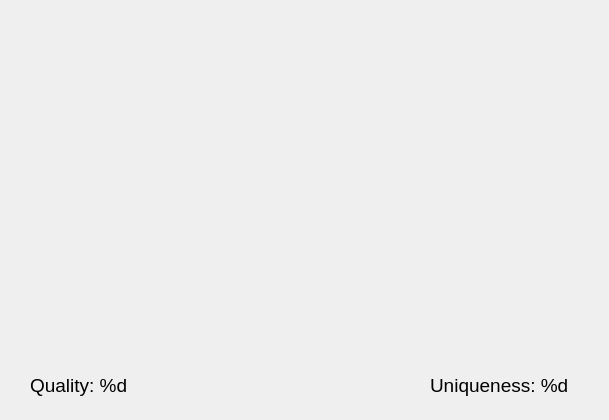
Above: display/setdisplay.ui from phecy/ImageSorter before the change. Below: the same form after it.
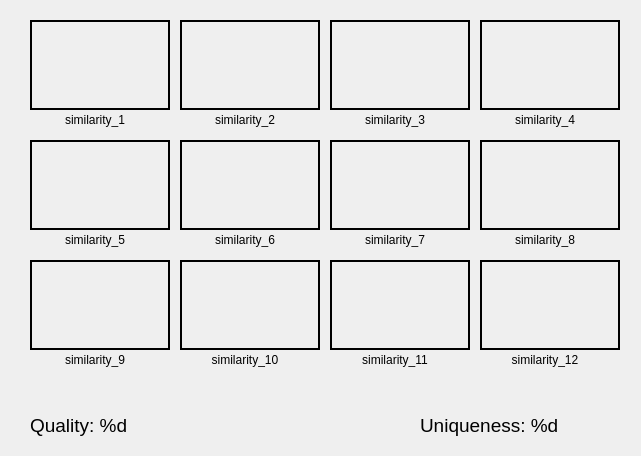
That is the form after the change.

Commit message: Updated UI, looks like uniqueness does nothing

What changed in the file:
```diff
--- a/display/setdisplay.ui
+++ b/display/setdisplay.ui
@@ -6,40 +6,49 @@
    <rect>
     <x>0</x>
     <y>0</y>
-    <width>609</width>
-    <height>420</height>
+    <width>641</width>
+    <height>456</height>
    </rect>
   </property>
   <property name="windowTitle">
    <string>Form</string>
   </property>
+  <property name="styleSheet">
+   <string notr="true"/>
+  </property>
   <widget class="QWidget" name="widget_11" native="true">
    <property name="geometry">
     <rect>
-     <x>310</x>
-     <y>240</y>
-     <width>130</width>
-     <height>100</height>
+     <x>330</x>
+     <y>260</y>
+     <width>140</width>
+     <height>90</height>
     </rect>
    </property>
+   <property name="styleSheet">
+    <string notr="true">border: 2px solid black;</string>
+   </property>
   </widget>
   <widget class="QWidget" name="widget_10" native="true">
    <property name="geometry">
     <rect>
-     <x>170</x>
-     <y>240</y>
-     <width>130</width>
-     <height>100</height>
+     <x>180</x>
+     <y>260</y>
+     <width>140</width>
+     <height>90</height>
     </rect>
    </property>
+   <property name="styleSheet">
+    <string notr="true">border: 2px solid black;</string>
+   </property>
   </widget>
   <widget class="QWidget" name="widget_1" native="true">
    <property name="geometry">
     <rect>
      <x>30</x>
      <y>20</y>
-     <width>130</width>
-     <height>100</height>
+     <width>140</width>
+     <height>90</height>
     </rect>
    </property>
    <property name="maximumSize">
@@ -48,102 +57,132 @@
      <height>300</height>
     </size>
    </property>
+   <property name="styleSheet">
+    <string notr="true">border: 2px solid black;</string>
+   </property>
   </widget>
   <widget class="QWidget" name="widget_6" native="true">
    <property name="geometry">
     <rect>
-     <x>170</x>
-     <y>130</y>
-     <width>130</width>
-     <height>100</height>
+     <x>180</x>
+     <y>140</y>
+     <width>140</width>
+     <height>90</height>
     </rect>
    </property>
+   <property name="styleSheet">
+    <string notr="true">border: 2px solid black;</string>
+   </property>
   </widget>
   <widget class="QWidget" name="widget_9" native="true">
    <property name="geometry">
     <rect>
      <x>30</x>
-     <y>240</y>
-     <width>130</width>
-     <height>100</height>
+     <y>260</y>
+     <width>140</width>
+     <height>90</height>
     </rect>
    </property>
+   <property name="styleSheet">
+    <string notr="true">border: 2px solid black;</string>
+   </property>
   </widget>
   <widget class="QWidget" name="widget_3" native="true">
    <property name="geometry">
     <rect>
-     <x>310</x>
+     <x>330</x>
      <y>20</y>
-     <width>130</width>
-     <height>100</height>
+     <width>140</width>
+     <height>90</height>
     </rect>
    </property>
+   <property name="styleSheet">
+    <string notr="true">border: 2px solid black;</string>
+   </property>
   </widget>
   <widget class="QWidget" name="widget_12" native="true">
    <property name="geometry">
     <rect>
-     <x>450</x>
-     <y>240</y>
-     <width>130</width>
-     <height>100</height>
+     <x>480</x>
+     <y>260</y>
+     <width>140</width>
+     <height>90</height>
     </rect>
    </property>
+   <property name="styleSheet">
+    <string notr="true">border: 2px solid black;</string>
+   </property>
   </widget>
   <widget class="QWidget" name="widget_7" native="true">
    <property name="geometry">
     <rect>
-     <x>310</x>
-     <y>130</y>
-     <width>130</width>
-     <height>100</height>
+     <x>330</x>
+     <y>140</y>
+     <width>140</width>
+     <height>90</height>
     </rect>
    </property>
+   <property name="styleSheet">
+    <string notr="true">border: 2px solid black;</string>
+   </property>
   </widget>
   <widget class="QWidget" name="widget_4" native="true">
    <property name="geometry">
     <rect>
-     <x>450</x>
+     <x>480</x>
      <y>20</y>
-     <width>130</width>
-     <height>100</height>
+     <width>140</width>
+     <height>90</height>
     </rect>
    </property>
+   <property name="styleSheet">
+    <string notr="true">border: 2px solid black;</string>
+   </property>
   </widget>
   <widget class="QWidget" name="widget_8" native="true">
    <property name="geometry">
     <rect>
-     <x>450</x>
-     <y>130</y>
-     <width>130</width>
-     <height>100</height>
+     <x>480</x>
+     <y>140</y>
+     <width>140</width>
+     <height>90</height>
     </rect>
    </property>
+   <property name="styleSheet">
+    <string notr="true">border: 2px solid black;</string>
+   </property>
   </widget>
   <widget class="QWidget" name="widget_2" native="true">
    <property name="geometry">
     <rect>
-     <x>170</x>
+     <x>180</x>
      <y>20</y>
-     <width>130</width>
-     <height>100</height>
+     <width>140</width>
+     <height>90</height>
     </rect>
    </property>
+   <property name="styleSheet">
+    <string notr="true">border: 2px solid black;</string>
+   </property>
   </widget>
   <widget class="QWidget" name="widget_5" native="true">
    <property name="geometry">
     <rect>
      <x>30</x>
-     <y>130</y>
-     <width>130</width>
-     <height>100</height>
+     <y>140</y>
+     <width>140</width>
+     <height>90</height>
     </rect>
    </property>
+   <property name="styleSheet">
+    <string notr="true">border: 2px solid black;</string>
+   </property>
   </widget>
   <widget class="QLabel" name="qualityLabel">
    <property name="geometry">
     <rect>
      <x>30</x>
-     <y>370</y>
+     <y>410</y>
      <width>151</width>
      <height>31</height>
     </rect>
@@ -160,9 +199,9 @@
   <widget class="QLabel" name="uniquenessLabel">
    <property name="geometry">
     <rect>
-     <x>430</x>
-     <y>370</y>
-     <width>151</width>
+     <x>420</x>
+     <y>410</y>
+     <width>191</width>
      <height>31</height>
     </rect>
    </property>
@@ -175,6 +214,198 @@
     <string>Uniqueness: %d</string>
    </property>
   </widget>
+  <widget class="QLabel" name="similarity_1">
+   <property name="geometry">
+    <rect>
+     <x>30</x>
+     <y>110</y>
+     <width>130</width>
+     <height>20</height>
+    </rect>
+   </property>
+   <property name="text">
+    <string>similarity_1</string>
+   </property>
+   <property name="alignment">
+    <set>Qt::AlignCenter</set>
+   </property>
+  </widget>
+  <widget class="QLabel" name="similarity_2">
+   <property name="geometry">
+    <rect>
+     <x>180</x>
+     <y>110</y>
+     <width>130</width>
+     <height>20</height>
+    </rect>
+   </property>
+   <property name="text">
+    <string>similarity_2</string>
+   </property>
+   <property name="alignment">
+    <set>Qt::AlignCenter</set>
+   </property>
+  </widget>
+  <widget class="QLabel" name="similarity_3">
+   <property name="geometry">
+    <rect>
+     <x>330</x>
+     <y>110</y>
+     <width>130</width>
+     <height>20</height>
+    </rect>
+   </property>
+   <property name="text">
+    <string>similarity_3</string>
+   </property>
+   <property name="alignment">
+    <set>Qt::AlignCenter</set>
+   </property>
+  </widget>
+  <widget class="QLabel" name="similarity_4">
+   <property name="geometry">
+    <rect>
+     <x>480</x>
+     <y>110</y>
+     <width>130</width>
+     <height>20</height>
+    </rect>
+   </property>
+   <property name="text">
+    <string>similarity_4</string>
+   </property>
+   <property name="alignment">
+    <set>Qt::AlignCenter</set>
+   </property>
+  </widget>
+  <widget class="QLabel" name="similarity_5">
+   <property name="geometry">
+    <rect>
+     <x>30</x>
+     <y>230</y>
+     <width>130</width>
+     <height>20</height>
+    </rect>
+   </property>
+   <property name="text">
+    <string>similarity_5</string>
+   </property>
+   <property name="alignment">
+    <set>Qt::AlignCenter</set>
+   </property>
+  </widget>
+  <widget class="QLabel" name="similarity_7">
+   <property name="geometry">
+    <rect>
+     <x>330</x>
+     <y>230</y>
+     <width>130</width>
+     <height>20</height>
+    </rect>
+   </property>
+   <property name="text">
+    <string>similarity_7</string>
+   </property>
+   <property name="alignment">
+    <set>Qt::AlignCenter</set>
+   </property>
+  </widget>
+  <widget class="QLabel" name="similarity_6">
+   <property name="geometry">
+    <rect>
+     <x>180</x>
+     <y>230</y>
+     <width>130</width>
+     <height>20</height>
+    </rect>
+   </property>
+   <property name="text">
+    <string>similarity_6</string>
+   </property>
+   <property name="alignment">
+    <set>Qt::AlignCenter</set>
+   </property>
+  </widget>
+  <widget class="QLabel" name="similarity_8">
+   <property name="geometry">
+    <rect>
+     <x>480</x>
+     <y>230</y>
+     <width>130</width>
+     <height>20</height>
+    </rect>
+   </property>
+   <property name="text">
+    <string>similarity_8</string>
+   </property>
+   <property name="alignment">
+    <set>Qt::AlignCenter</set>
+   </property>
+  </widget>
+  <widget class="QLabel" name="similarity_9">
+   <property name="geometry">
+    <rect>
+     <x>30</x>
+     <y>350</y>
+     <width>130</width>
+     <height>20</height>
+    </rect>
+   </property>
+   <property name="text">
+    <string>similarity_9</string>
+   </property>
+   <property name="alignment">
+    <set>Qt::AlignCenter</set>
+   </property>
+  </widget>
+  <widget class="QLabel" name="similarity_12">
+   <property name="geometry">
+    <rect>
+     <x>480</x>
+     <y>350</y>
+     <width>130</width>
+     <height>20</height>
+    </rect>
+   </property>
+   <property name="text">
+    <string>similarity_12</string>
+   </property>
+   <property name="alignment">
+    <set>Qt::AlignCenter</set>
+   </property>
+  </widget>
+  <widget class="QLabel" name="similarity_11">
+   <property name="geometry">
+    <rect>
+     <x>330</x>
+     <y>350</y>
+     <width>130</width>
+     <height>20</height>
+    </rect>
+   </property>
+   <property name="text">
+    <string>similarity_11</string>
+   </property>
+   <property name="alignment">
+    <set>Qt::AlignCenter</set>
+   </property>
+  </widget>
+  <widget class="QLabel" name="similarity_10">
+   <property name="geometry">
+    <rect>
+     <x>180</x>
+     <y>350</y>
+     <width>130</width>
+     <height>20</height>
+    </rect>
+   </property>
+   <property name="text">
+    <string>similarity_10</string>
+   </property>
+   <property name="alignment">
+    <set>Qt::AlignCenter</set>
+   </property>
+  </widget>
  </widget>
  <resources/>
  <connections/>
```
The commit also changes 3 other files.
